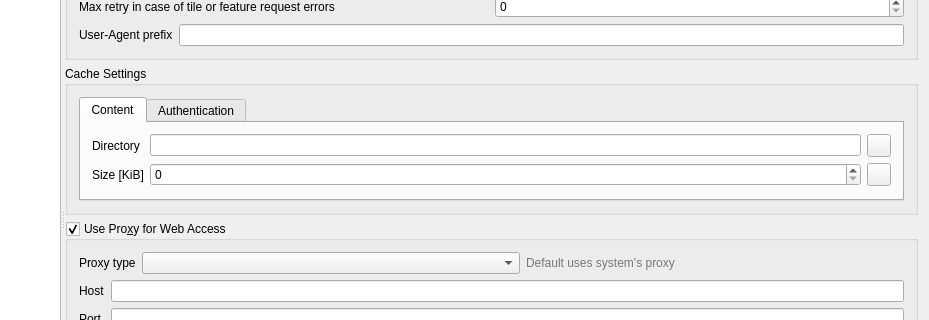
Above: src/ui/qgsoptionsbase.ui from qgis/QGIS before the change; both pictures show x 100 to 1029 and y 134 to 454 of the 1029 by 734 pixel window. Below: the same form after it.
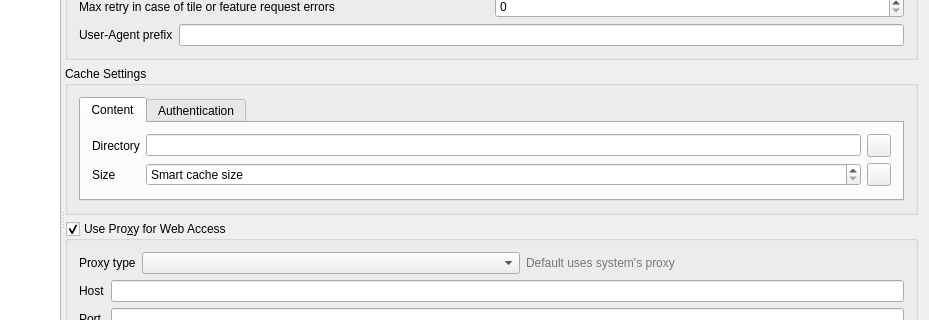
That is the form after the change. The open tabs and pages were chosen to show the change. Icons and pictures are not drawn. Custom widgets are drawn as their Qt base class.

Commit message: [network] Implement a smart cache size

Diff of the .ui file:
```diff
--- a/src/ui/qgsoptionsbase.ui
+++ b/src/ui/qgsoptionsbase.ui
@@ -4862,7 +4862,7 @@
                       <item row="4" column="0">
                        <widget class="QLabel" name="label_11">
                         <property name="text">
-                         <string>Size [KiB]</string>
+                         <string>Size</string>
                         </property>
                        </widget>
                       </item>
@@ -4877,7 +4877,29 @@
                        <widget class="QLineEdit" name="mCacheDirectory"/>
                       </item>
                       <item row="4" column="1">
-                       <widget class="QgsSpinBox" name="mCacheSize"/>
+                       <widget class="QgsSpinBox" name="mCacheSize">
+                        <property name="suffix">
+                         <string> MB</string>
+                        </property>
+                        <property name="minimum">
+                         <number>0</number>
+                        </property>
+                        <property name="maximum">
+                         <number>10000</number>
+                        </property>
+                        <property name="singleStep">
+                         <number>100</number>
+                        </property>
+                        <property name="clearValue">
+                         <number>0</number>
+                        </property>
+                        <property name="showClearButton" stdset="0">
+                         <bool>true</bool>
+                        </property>
+                        <property name="specialValueText">
+                         <string>Smart cache size</string>
+                        </property>
+                       </widget>
                       </item>
                       <item row="0" column="2">
                        <widget class="QToolButton" name="mBrowseCacheDirectory">
```
The commit also changes 10 other files.
